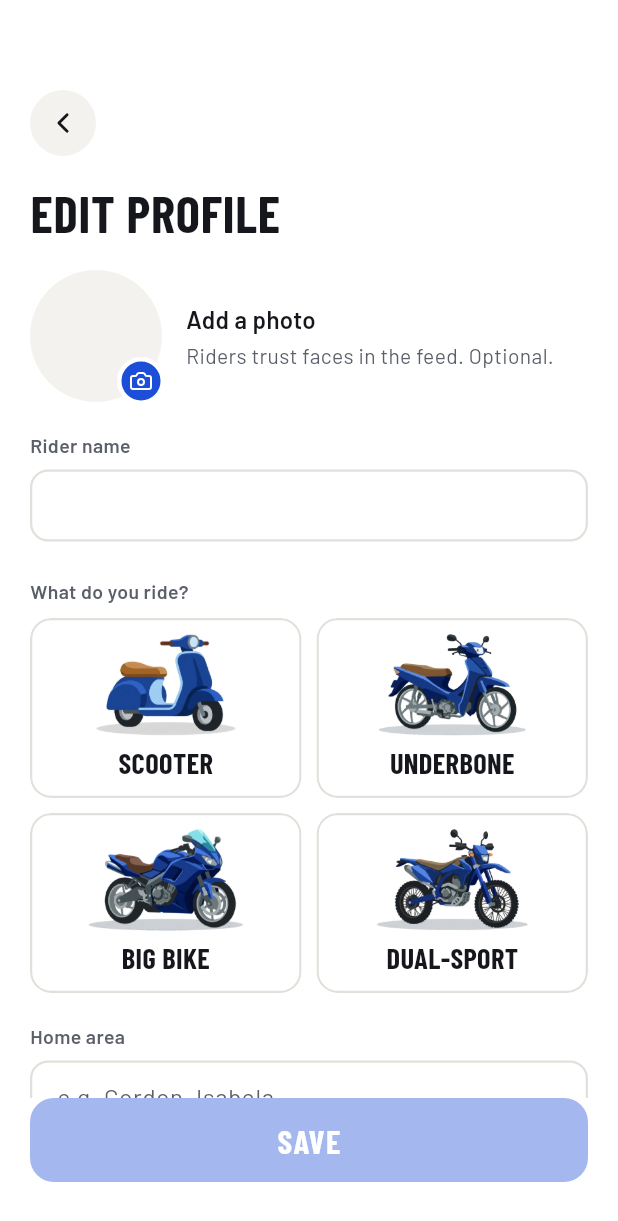
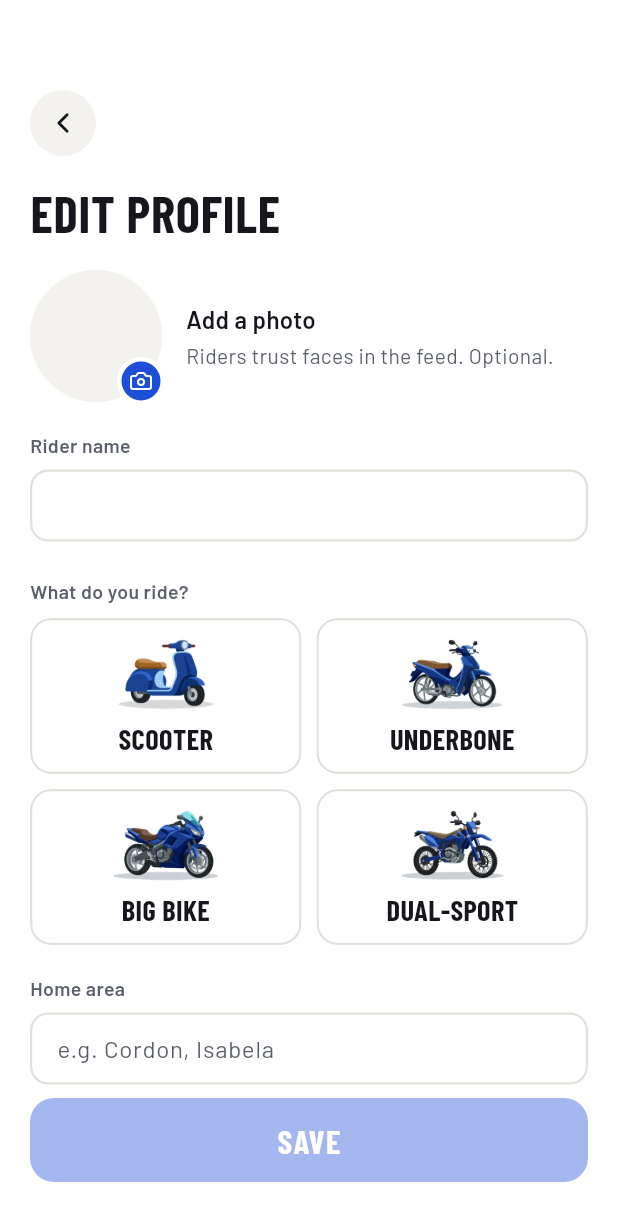
Before and after one commit to JoshVilla/pasyarph, a Flutter app: the OnboardingProfileScreen screen opened directly, on a phone screen of 412 x 824 dp. Shown: the top 1221 px of the screen. Run offline on Flutter 3.47's test engine with Material 3 defaults, Android fonts, the phone set to English and light mode, and no system bars; our stand-ins replace cached_network_image, flutter_local_notifications, flutter_map, flutter_tts, geolocator, go_router and 8 more; accounts and stored records are empty; network calls fail; statements that could not run were skipped.

Commit message:
Smaller bike pictures on the What do you ride? cards
Cards 120 -> 104 px with more room around the picture.

Co-Authored-By: Claude Opus 5.5 <noreply@anthropic.com>

```diff
--- a/lib/core/widgets/choice_card.dart
+++ b/lib/core/widgets/choice_card.dart
@@ -4,7 +4,7 @@ import '../theme/pasyar_theme.dart';
 
 /// Selectable card. With a [subtitle] it is the 72 px duration card
 /// (QUICK / about 1 hr); without one it is the 52 px card (report reasons).
-/// With an [image] it is the 120 px bike-type card: the picture above the
+/// With an [image] it is the 104 px bike-type card: the picture above the
 /// title (SCOOTER, UNDERBONE, ...).
 class ChoiceCard extends StatelessWidget {
   const ChoiceCard({
@@ -24,7 +24,7 @@ class ChoiceCard extends StatelessWidget {
   /// A picture above the title, on a transparent background.
   final ImageProvider? image;
 
-  static const imageCardHeight = 120.0;
+  static const imageCardHeight = 104.0;
 
   @override
   Widget build(BuildContext context) {
@@ -60,7 +60,7 @@ class ChoiceCard extends StatelessWidget {
                 if (image != null)
                   Expanded(
                     child: Padding(
-                      padding: const EdgeInsets.fromLTRB(12, 10, 12, 2),
+                      padding: const EdgeInsets.fromLTRB(32, 14, 32, 4),
                       child: Image(
                         image: image,
                         fit: BoxFit.contain,
```
Also changed, not shown: 1 other file.
